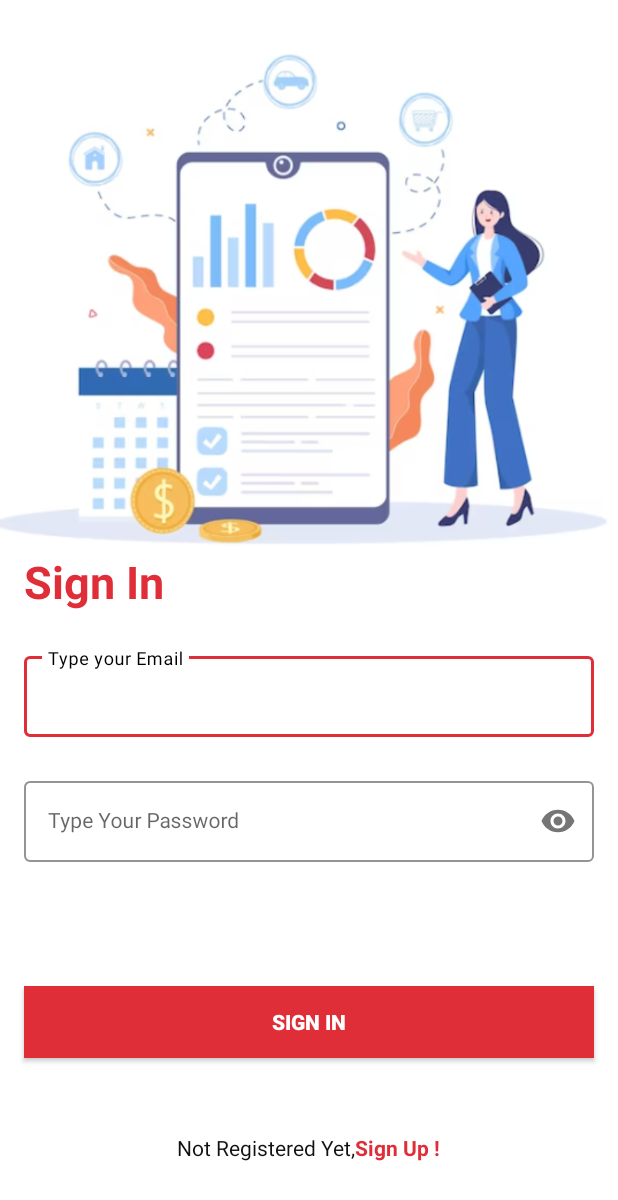
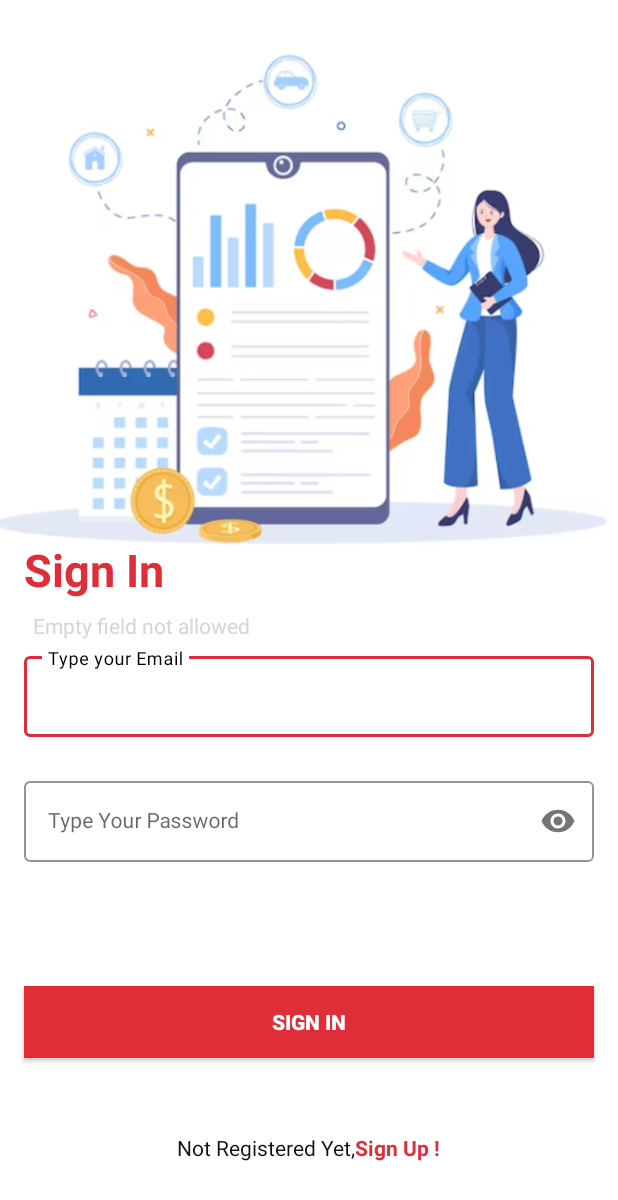
Before and after one commit to zakirhusain-3802/Expense_Tracker, an Android app: the screen it shows after launch (Login_Activity), after a tap on "SIGN IN", on a phone screen of 412 x 824 dp. Shown: the top 1200 px of the screen. Run offline under Robolectric (Android 15) with nearby library versions, the phone set to English and light mode, and no system bars; our stand-ins replace Firebase (no records; nobody signed in at launch, a user with empty details on screens opened directly).

Commit message:
Exception Implementaion done in login Activity

```diff
--- a/app/src/main/java/com/yasma/expensetracker/Login_Activity.kt
+++ b/app/src/main/java/com/yasma/expensetracker/Login_Activity.kt
@@ -8,7 +8,11 @@ import android.widget.EditText
 import android.widget.TextView
 import android.widget.Toast
 import androidx.appcompat.app.AppCompatActivity
+import androidx.core.view.isVisible
 import com.google.firebase.auth.FirebaseAuth
+import com.google.firebase.auth.FirebaseAuthException
+import com.google.firebase.auth.FirebaseAuthInvalidCredentialsException
+import com.google.firebase.auth.FirebaseAuthInvalidUserException
 
 class Login_Activity : AppCompatActivity() {
     private lateinit var firebaseAuth: FirebaseAuth
@@ -43,13 +47,49 @@ class Login_Activity : AppCompatActivity() {
                             val intent = Intent(this, MainActivity::class.java)
                             startActivity(intent)
                         } else {
-                            Toast.makeText(this, it.exception.toString(), Toast.LENGTH_SHORT).show()
+
+                            val errormsg=findViewById<TextView>(R.id.error_msg)
+
+                            errormsg.isVisible=true
+                            val exception = it.exception
+
+                            when (exception) {
+                                is FirebaseAuthInvalidUserException -> {
+                                    // Invalid user (user doesn't exist)
+                                    errormsg.text="User not exists, Please Signup ..!"
+
+                                }
+                                is FirebaseAuthInvalidCredentialsException -> {
+                                    // Invalid credentials (wrong email or password)
+                                    errormsg.text="Incorrect Email or Password"
+                                }
+
+                                else -> {
+                                    // Other authentication exceptions
+                                    Toast.makeText(this, "Please check internet connectivity", Toast.LENGTH_SHORT).show()
+                                }
+
+
+
+                            }
+
+
+
+
+
+
+
+
+//                            Toast.makeText(this, it.exception.toString(), Toast.LENGTH_SHORT).show()
 
                         }
                     }
 
                 } else{
-                Toast.makeText(this,"Empty field not Allowed", Toast.LENGTH_SHORT).show()
+                    val errormsg=findViewById<TextView>(R.id.error_msg)
+                     errormsg.text="Empty field not allowed"
+                     errormsg.isVisible=true
+
             }
 
         }
--- a/app/src/main/java/com/yasma/expensetracker/SignUp_Activity.kt
+++ b/app/src/main/java/com/yasma/expensetracker/SignUp_Activity.kt
@@ -63,7 +63,6 @@ class SignUp_Activity : AppCompatActivity() {
                                 else
                                 {
                                     Toast.makeText(this, it.exception.toString(), Toast.LENGTH_LONG).show()
-
                                 }
                             }
 //                            firebaseAuth.signOut()
--- a/app/src/main/res/layout/activity_login.xml
+++ b/app/src/main/res/layout/activity_login.xml
@@ -91,7 +91,7 @@
         android:id="@+id/textView"
         android:layout_width="wrap_content"
         android:layout_height="wrap_content"
-        android:layout_marginBottom="24dp"
+        android:layout_marginBottom="32dp"
         android:text="Sign In"
         android:textColor="@color/golds"
         android:textSize="30sp"
@@ -101,5 +101,18 @@
         app:layout_constraintHorizontal_bias="0.05"
         app:layout_constraintStart_toStartOf="parent" />
 
+    <TextView
+        android:id="@+id/error_msg"
+        android:layout_width="wrap_content"
+        android:layout_height="wrap_content"
+        android:layout_marginBottom="5dp"
+        android:visibility="gone"
+        android:textColor="@color/red"
+        android:text="Incorrect Email or Password"
+        app:layout_constraintBottom_toTopOf="@+id/emailLayout"
+        app:layout_constraintEnd_toEndOf="parent"
+        app:layout_constraintHorizontal_bias="0.082"
+        app:layout_constraintStart_toStartOf="parent" />
+
 
 </androidx.constraintlayout.widget.ConstraintLayout>
--- a/app/src/main/res/layout/fragment_home.xml
+++ b/app/src/main/res/layout/fragment_home.xml
@@ -5,7 +5,7 @@
     android:layout_width="match_parent"
     android:layout_height="match_parent"
     tools:context=".HomeFragment"
-    android:background="#FFF7F7"
+    android:background="#F5FBFD"
     >
 
 
@@ -180,7 +180,7 @@ android:padding="5dp"
         android:layout_marginLeft="5dp"
         android:layout_marginTop="5dp"
         android:paddingRight="15dp"
-        android:background="@color/bg_re"
+        android:background="#FFF7F7"
         android:paddingBottom="380dp"
         app:layout_constraintBottom_toBottomOf="parent"
         app:layout_constraintEnd_toEndOf="parent"
```
Also changed, not shown: app/src/main/java/com/yasma/expensetracker/HomeFragment.kt (+2 -43 lines).
